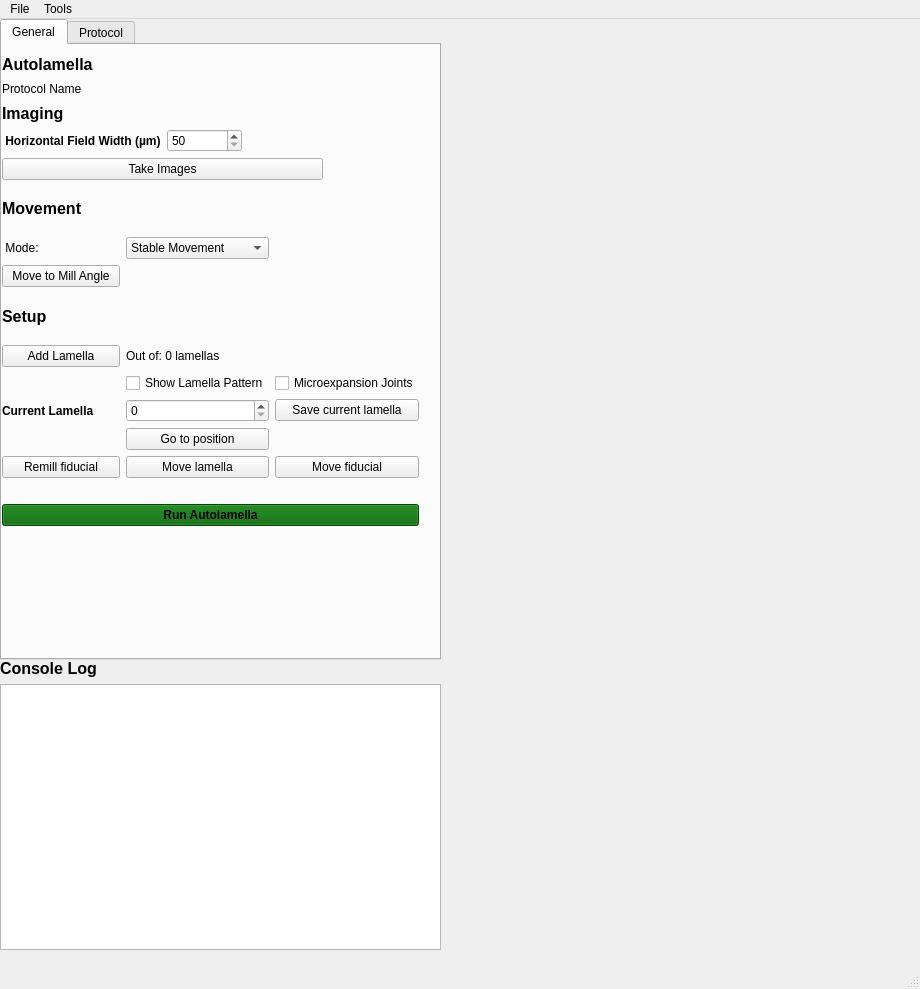
Old version of the form autolamella/ui/UI.ui in the repository DeMarcoLab/autolamella.
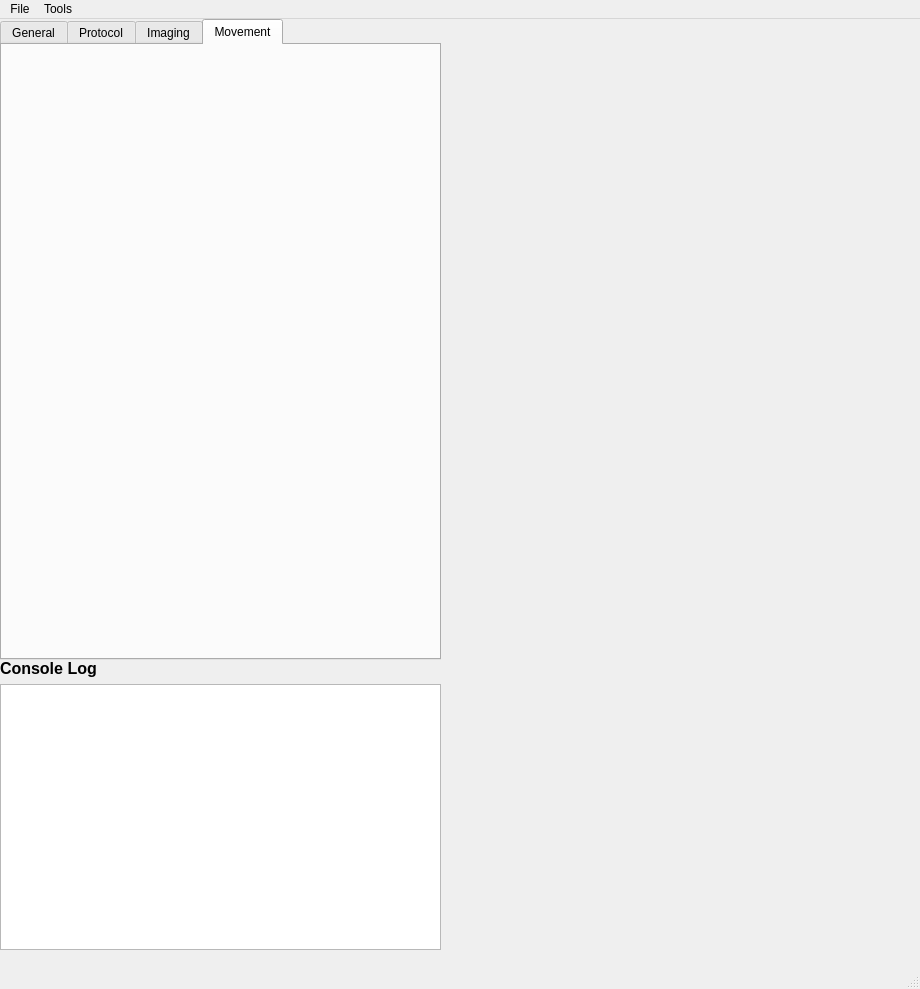
New version of the form.

Commit message: Added Imaging and Movement Widgets to UI

The edit to the form file:
```diff
--- a/autolamella/ui/UI.ui
+++ b/autolamella/ui/UI.ui
@@ -62,7 +62,7 @@
      </rect>
     </property>
     <property name="currentIndex">
-     <number>0</number>
+     <number>3</number>
     </property>
     <widget class="QWidget" name="tab">
      <attribute name="title">
@@ -724,6 +724,38 @@
       </layout>
      </widget>
     </widget>
+    <widget class="QWidget" name="tab_imaging">
+     <attribute name="title">
+      <string>Imaging</string>
+     </attribute>
+     <widget class="QWidget" name="gridLayoutWidget_3">
+      <property name="geometry">
+       <rect>
+        <x>0</x>
+        <y>0</y>
+        <width>401</width>
+        <height>371</height>
+       </rect>
+      </property>
+      <layout class="QGridLayout" name="gridlayout_imaging"/>
+     </widget>
+    </widget>
+    <widget class="QWidget" name="tab_movement">
+     <attribute name="title">
+      <string>Movement</string>
+     </attribute>
+     <widget class="QWidget" name="gridLayoutWidget_4">
+      <property name="geometry">
+       <rect>
+        <x>0</x>
+        <y>0</y>
+        <width>401</width>
+        <height>481</height>
+       </rect>
+      </property>
+      <layout class="QGridLayout" name="gridlayout_movement"/>
+     </widget>
+    </widget>
    </widget>
   </widget>
   <widget class="QMenuBar" name="menubar">
```
The commit also changes 3 other files.
